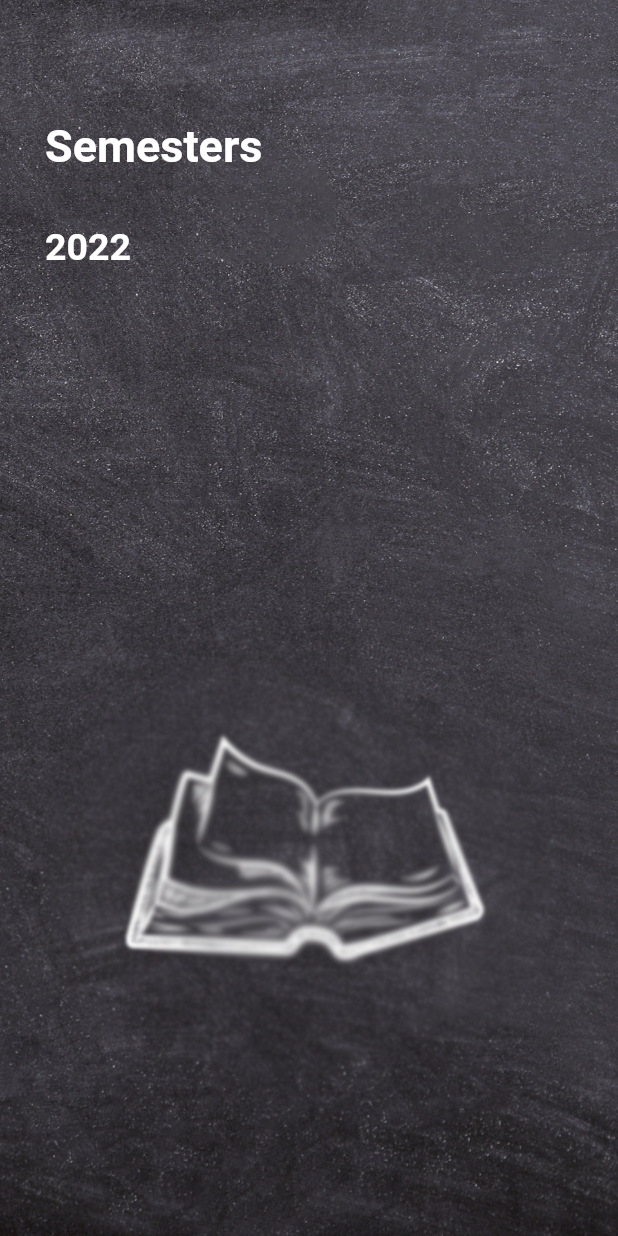
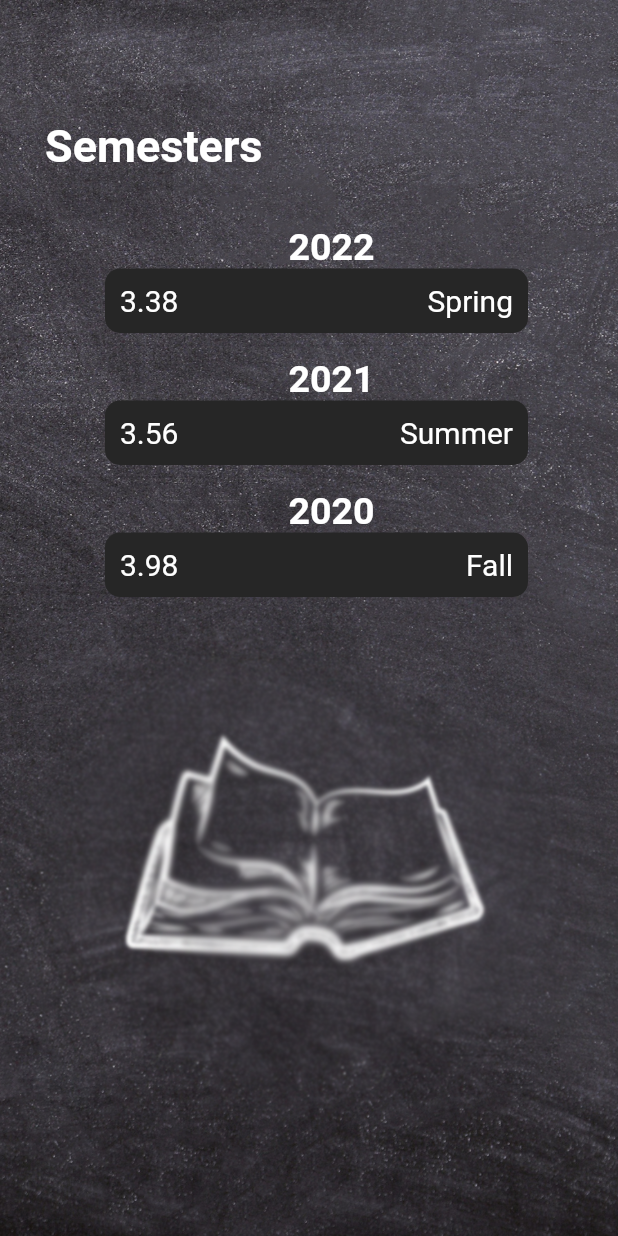
Before and after one commit to EftiarHKhan/IUBAT-CGPA-application, a Flutter app: the OverviewPage screen opened by its route, on a phone screen of 412 x 824 dp. Run offline on Flutter 3.47's test engine with Material 2 defaults, Android fonts, the light colour scheme and no system bars; our stand-ins replace firebase_auth, firebase_core, percent_indicator; accounts and stored records are empty; network calls fail; Roboto replaces fonts that are missing (lato).

Commit message:
overview page

```diff
--- a/lib/screens/home_page.dart
+++ b/lib/screens/home_page.dart
@@ -1,5 +1,3 @@
-import 'package:firebase_auth/firebase_auth.dart';
-import 'package:firebase_core/firebase_core.dart';
 import 'package:flutter/material.dart';
 import 'package:percent_indicator/circular_percent_indicator.dart';
 
@@ -13,7 +11,7 @@ class HomePage extends StatefulWidget {
 }
 
 class _HomePageState extends State<HomePage> {
-  // double per = 3.75;
+  double per = 3.75;
   // double cgpa = 0.25 * per;
   @override
   Widget build(BuildContext context) {
@@ -67,7 +65,7 @@ class _HomePageState extends State<HomePage> {
                     style: TextStyle(fontSize: 18, color: Colors.white),
                   ),
                   Text(
-                    '3.65',
+                    '3.75',
                     style: TextStyle(
                         fontSize: 35,
                         color: Colors.white,
--- a/lib/screens/overview_page.dart
+++ b/lib/screens/overview_page.dart
@@ -10,6 +10,10 @@ class OverviewPage extends StatefulWidget {
 }
 
 class _OverviewPageState extends State<OverviewPage> {
+  final List<int> year = <int>[2022, 2021, 2020];
+  final List<String> semester = <String>['Spring', 'Summer', 'Fall'];
+  final List<double> cgpa = <double>[3.38, 3.56, 3.98, 4.00];
+
   @override
   Widget build(BuildContext context) {
     return Container(
@@ -33,26 +37,82 @@ class _OverviewPageState extends State<OverviewPage> {
                 ),
               ),
             ),
+
+            ListView.separated(
+              padding: const EdgeInsets.only(left: 30, top: 150),
+              itemCount: 3,
+              itemBuilder: (BuildContext context, int index) {
+                return Container(
+                  child: Column(
+                    children: [
                       Container(
-              padding: EdgeInsets.only(left: 30, top: 150),
-              child: Row(
+                        child: Column(
                           children: [
-                  Column(
-                    children: const [
                             Text(
-                        '2022',
-                        style: TextStyle(
+                              '${year[index]}',
+                              style: const TextStyle(
                                 color: Colors.white,
-                          fontFamily: 'lato',
                                 fontSize: 25,
                                 fontWeight: FontWeight.bold,
                               ),
                             ),
                           ],
                         ),
+                      ),
+                      Container(
+                        padding: EdgeInsets.all(10),
+                        margin: EdgeInsets.only(left: 40, right: 60),
+                        decoration: BoxDecoration(
+                          borderRadius: BorderRadius.circular(10),
+                          color: const Color.fromRGBO(38, 38, 38, 2),
+                        ),
+                        child: Row(
+                          children: [
+                            Text(
+                              '${cgpa[index]}',
+                              style: const TextStyle(
+                                color: Colors.white,
+                                fontSize: 20,
+                              ),
+                            ),
+                            Spacer(),
+                            Text(
+                              '${semester[index]}',
+                              style: const TextStyle(
+                                color: Colors.white,
+                                fontSize: 20,
+                              ),
+                            ),
                           ],
                         ),
                       ),
+                    ],
+                  ),
+                );
+              },
+              separatorBuilder: (BuildContext context, int index) =>
+                  const Divider(),
+            ),
+            // Container(
+            //   padding: EdgeInsets.only(left: 30, top: 150),
+            //   child: Row(
+            //     children: [
+            //       Column(
+            //         children: const [
+            //           Text(
+            //             '2022',
+            //             style: TextStyle(
+            //               color: Colors.white,
+            //               fontFamily: 'lato',
+            //               fontSize: 25,
+            //               fontWeight: FontWeight.bold,
+            //             ),
+            //           ),
+            //         ],
+            //       ),
+            //     ],
+            //   ),
+            // ),
           ],
         ),
       ),
--- a/pubspec.yaml
+++ b/pubspec.yaml
@@ -42,6 +42,7 @@ dependencies:
   cupertino_icons: ^1.0.2
   firebase_auth: ^4.0.1
   firebase_core: ^2.0.0
+  rflutter_alert: ^2.0.4
   # cloud_firestore: ^3.1.8
 
 dev_dependencies:
```
Also changed, not shown: lib/backend/auth_page.dart (+32 -0 lines), lib/screens/login_screen.dart (+67 -42 lines), pubspec.lock, 1 other file. Lines whose indentation alone changed are shown as unchanged.
